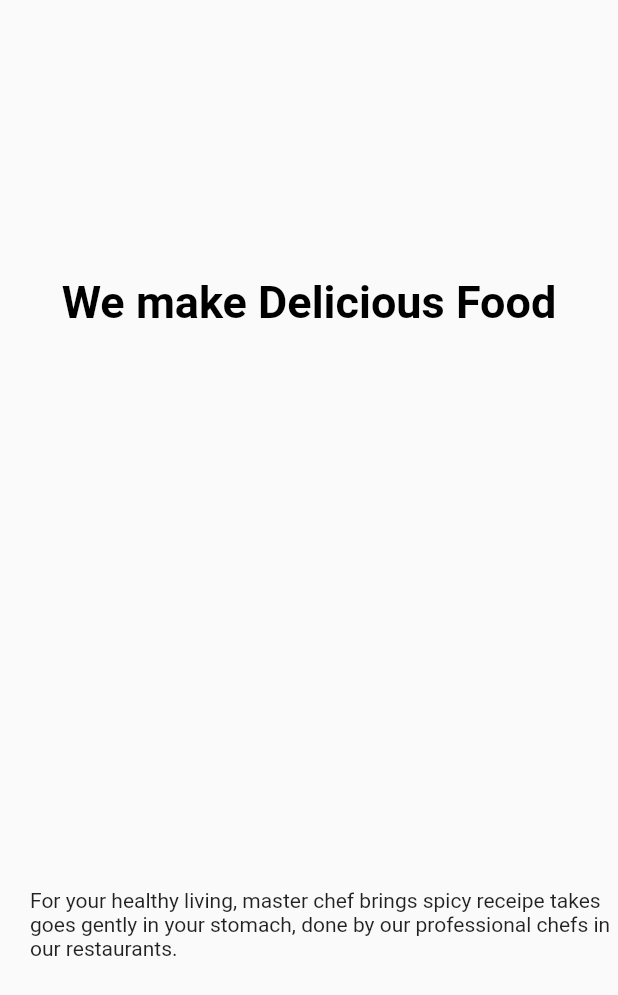
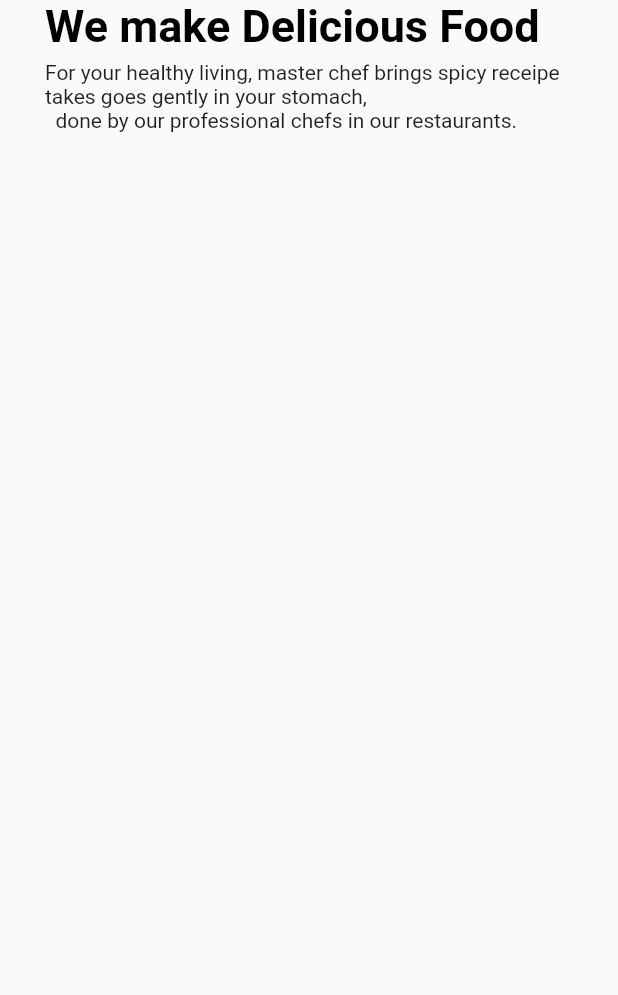
Before and after one commit to Tosin8/master_chef_web_landing_page, a Flutter app: the BodyApp widget shown alone on an empty page, opened directly, on a phone screen of 412 x 824 dp. Shown: the top 995 px of the screen. Run offline on Flutter 3.47's test engine with Material 2 defaults, Android fonts, the phone set to English and light mode, and no system bars.

Commit message:
Updating body widget

```diff
--- a/lib/component/landing_page/body.dart
+++ b/lib/component/landing_page/body.dart
@@ -5,8 +5,10 @@ class BodyApp extends StatelessWidget {
 
   @override
   Widget build(BuildContext context) {
-    return Column(
-      mainAxisAlignment: MainAxisAlignment.spaceEvenly,
+    return Padding(
+      padding: const EdgeInsets.symmetric(horizontal: 30),
+      child: Column(
+        crossAxisAlignment: CrossAxisAlignment.start,
         children: const [
           Text(
             'We make Delicious Food',
@@ -17,11 +19,10 @@ class BodyApp extends StatelessWidget {
             ),
           ),
           SizedBox(height: 5),
-        Padding(
-            padding: EdgeInsets.only(left: 20),
-            child: Text(
-                'For your healthy living, master chef brings spicy receipe takes goes gently in your stomach, done by our professional chefs in our restaurants. ')),
+          Text(
+              'For your healthy living, master chef brings spicy receipe takes goes gently in your stomach, \n  done by our professional chefs in our restaurants. '),
         ],
+      ),
     );
   }
 }
--- a/lib/main.dart
+++ b/lib/main.dart
@@ -1,4 +1,5 @@
 import 'package:flutter/material.dart';
+import 'package:master_chef_web_landing_page/component/landing_page/body.dart';
 
 import 'component/landing_page/appbar.dart';
 
@@ -29,8 +30,9 @@ class LandingPage extends StatelessWidget {
                 image: AssetImage('assets/images/bkdg.jpg'), fit: BoxFit.cover),
           ),
           child: Column(
-            children: const  [
+            children: const [
               MyAppNav(),
+              BodyApp(),
             ],
           )),
     );
```
Lines whose indentation alone changed are shown as unchanged.
